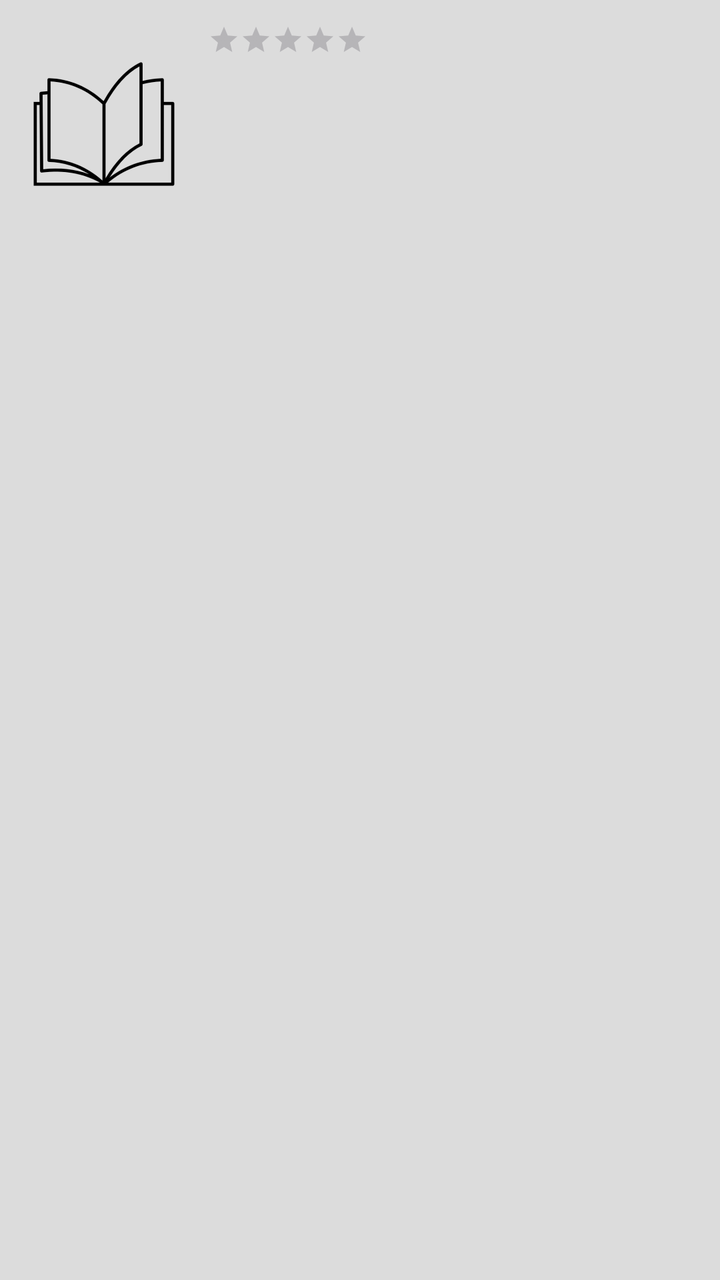
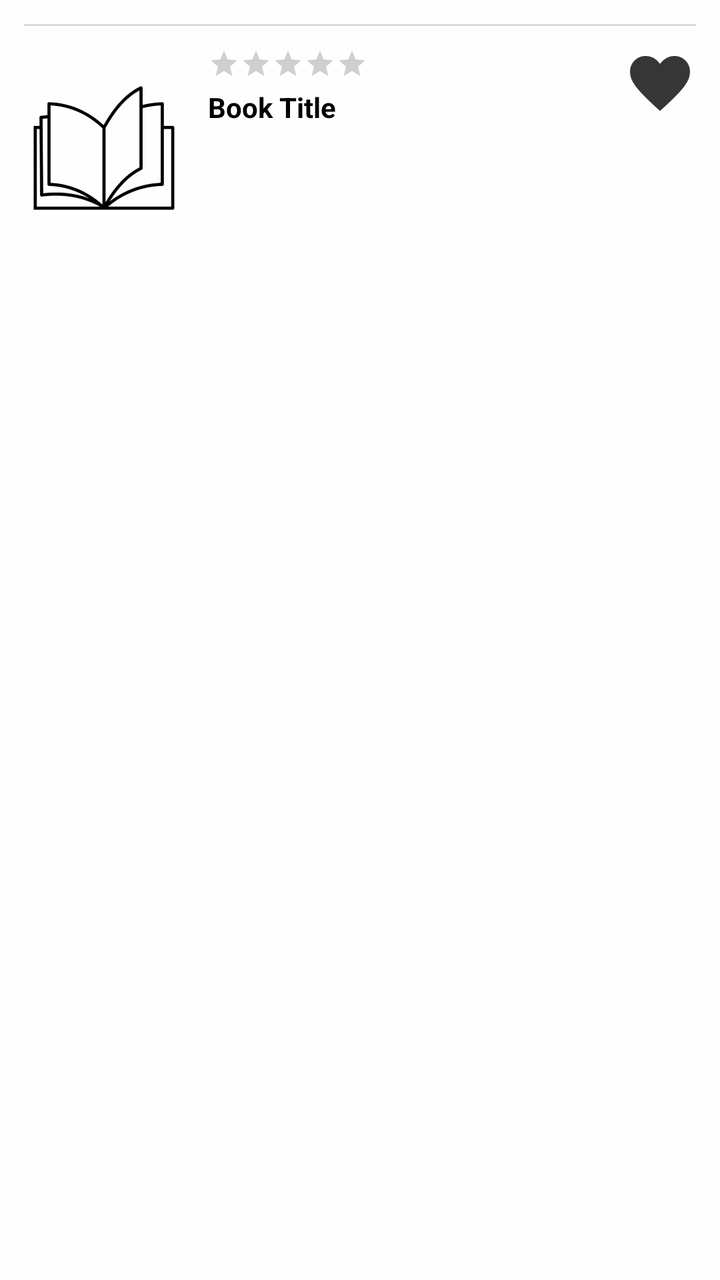

The first picture is an Android layout as it rendered before a commit; the second is the same layout after the commit. The layout source and the unified diff follow.
<!-- AndroidManifest.xml: application theme Theme.FrontendBook -->
<!-- res/layout/item_review.xml -->
<?xml version="1.0" encoding="utf-8"?>
<LinearLayout
    xmlns:android="http://schemas.android.com/apk/res/android"
    android:id="@+id/reviewRoot"
    android:layout_width="match_parent"
    android:layout_height="wrap_content"
    android:orientation="horizontal"
    android:padding="12dp"
    android:background="@color/boxes_background">

    <ImageView
        android:id="@+id/reviewBookCover"
        android:layout_width="80dp"
        android:layout_height="100dp"
        android:layout_marginEnd="12dp"
        android:src="@drawable/placeholder" />

    <LinearLayout
        android:layout_width="0dp"
        android:layout_height="wrap_content"
        android:layout_weight="1"
        android:orientation="vertical">

        <RatingBar
            android:id="@+id/reviewRatingBar"
            style="?android:attr/ratingBarStyleSmall"
            android:layout_width="wrap_content"
            android:layout_height="wrap_content"
            android:numStars="5"
            android:stepSize="1"
            android:isIndicator="true"
            android:layout_marginBottom="4dp" />

        <TextView
            android:id="@+id/reviewContent"
            android:layout_width="match_parent"
            android:layout_height="wrap_content"
            android:textColor="@color/textPrimary"
            android:textSize="14sp"
            android:layout_marginBottom="4dp" />

        <TextView
            android:id="@+id/reviewAuthor"
            android:layout_width="match_parent"
            android:layout_height="wrap_content"
            android:textColor="@color/textSecondary"
            android:textSize="12sp"
            android:layout_marginBottom="2dp" />

        <TextView
            android:id="@+id/reviewTimestamp"
            android:layout_width="match_parent"
            android:layout_height="wrap_content"
            android:textColor="@color/textSecondary"
            android:textSize="12sp" />
    </LinearLayout>
</LinearLayout>
<!-- resources referenced by this layout -->
<resources>
  <color name="boxes_background">#DCDCDC</color>
  <color name="textPrimary">#000000</color>
  <color name="textSecondary">#363636</color>
  <!-- drawable placeholder: png bitmap (drawable, 27659 bytes) -->
  <style name="Theme.FrontendBook" parent="Base.Theme.FrontendBook" />
  <style name="Base.Theme.FrontendBook" parent="Theme.Material3.DayNight.NoActionBar">
  
          <item name="colorPrimary">@color/backgroundPrimary</item>
          <item name="colorPrimaryVariant">@color/backgroundSecondary</item>
          <item name="colorOnPrimary">@color/black</item>
          <item name="colorSecondary">@color/black</item>
          <item name="colorOutline">@color/line</item>
          <item name="colorControlHighlight">@android:color/transparent</item>
  
      </style>
  <color name="backgroundPrimary">#FEFEFE</color>
  <color name="backgroundSecondary">#D9D9D9</color>
  <color name="black">#000000</color>
  <color name="line">#D9D9D9</color>
</resources>

<!-- the commit's change to res/layout/item_review.xml (unified diff, before → after) -->
@@ -1,44 +1,78 @@
 <?xml version="1.0" encoding="utf-8"?>
-<LinearLayout
-    xmlns:android="http://schemas.android.com/apk/res/android"
+<RelativeLayout xmlns:android="http://schemas.android.com/apk/res/android"
     android:id="@+id/reviewRoot"
     android:layout_width="match_parent"
     android:layout_height="wrap_content"
-    android:orientation="horizontal"
-    android:padding="12dp"
-    android:background="@color/boxes_background">
+    android:background="@color/backgroundPrimary"
+    android:padding="12dp">
 
+    
     <ImageView
         android:id="@+id/reviewBookCover"
         android:layout_width="80dp"
         android:layout_height="100dp"
+        android:layout_alignParentStart="true"
         android:layout_marginEnd="12dp"
+        android:layout_marginTop="12dp"
         android:src="@drawable/placeholder" />
 
+    
+    <ImageButton
+        android:id="@+id/likeButton"
+        android:layout_width="36dp"
+        android:layout_height="36dp"
+        android:layout_alignParentEnd="true"
+        android:layout_alignTop="@id/reviewRatingBar"
+        android:background="@android:color/transparent"
+        android:src="@drawable/like"
+        android:contentDescription="Like" />
+
+    
+    <RatingBar
+        android:id="@+id/reviewRatingBar"
+        style="?android:attr/ratingBarStyleSmall"
+        android:layout_width="wrap_content"
+        android:layout_height="wrap_content"
+        android:layout_toEndOf="@id/reviewBookCover"
+        android:layout_marginTop="12dp"
+        android:numStars="5"
+        android:stepSize="1"
+        android:isIndicator="true" />
+
+    
     <LinearLayout
-        android:layout_width="0dp"
+        android:id="@+id/reviewContentContainer"
+        android:layout_width="match_parent"
         android:layout_height="wrap_content"
-        android:layout_weight="1"
-        android:orientation="vertical">
+        android:layout_below="@id/reviewRatingBar"
+        android:layout_alignStart="@id/reviewRatingBar"
+        android:layout_alignEnd="@id/likeButton"
+        android:orientation="vertical"
+        android:layout_marginTop="4dp">
 
-        <RatingBar
-            android:id="@+id/reviewRatingBar"
-            style="?android:attr/ratingBarStyleSmall"
-            android:layout_width="wrap_content"
+        
+        <TextView
+            android:id="@+id/reviewBookTitle"
+            android:layout_width="match_parent"
             android:layout_height="wrap_content"
-            android:numStars="5"
-            android:stepSize="1"
-            android:isIndicator="true"
+            android:text="Book Title"
+            android:textColor="@color/textPrimary"
+            android:textStyle="bold"
+            android:textSize="14sp"
             android:layout_marginBottom="4dp" />
 
+        
         <TextView
             android:id="@+id/reviewContent"
             android:layout_width="match_parent"
             android:layout_height="wrap_content"
+            android:maxLines="2"
+            android:ellipsize="end"
             android:textColor="@color/textPrimary"
             android:textSize="14sp"
             android:layout_marginBottom="4dp" />
 
+        
         <TextView
             android:id="@+id/reviewAuthor"
             android:layout_width="match_parent"
@@ -47,11 +81,18 @@
             android:textSize="12sp"
             android:layout_marginBottom="2dp" />
 
+        
         <TextView
             android:id="@+id/reviewTimestamp"
             android:layout_width="match_parent"
             android:layout_height="wrap_content"
             android:textColor="@color/textSecondary"
             android:textSize="12sp" />
+
     </LinearLayout>
-</LinearLayout>
+    <View
+        android:layout_width="match_parent"
+        android:layout_height="1dp"
+        android:background="@color/line" />
+
+</RelativeLayout>
<!-- resource entries referenced after the edit -->
@@ -1,8 +1,17 @@
 <!-- resources referenced by this layout -->
 <resources>
-  <color name="boxes_background">#DCDCDC</color>
   <color name="textPrimary">#000000</color>
   <color name="textSecondary">#363636</color>
+  <!-- drawable like (drawable) -->
+  <vector xmlns:android="http://schemas.android.com/apk/res/android"
+      android:width="36dp"
+      android:height="36dp"
+      android:viewportWidth="960"
+      android:viewportHeight="960">
+    <path
+        android:pathData="m480,839 l-41,-37q-106,-97 -175,-167.5t-110,-126Q113,453 96.5,408T80,317q0,-90 60.5,-150.5T290,106q57,0 105.5,27t84.5,78q42,-54 89,-79.5T670,106q89,0 149.5,60.5T880,317q0,46 -16.5,91T806,508.5q-41,55.5 -110,126T521,802l-41,37Z"
+        android:fillColor="#363636"/>
+  </vector>
   <!-- drawable placeholder: png bitmap (drawable, 27659 bytes) -->
   <style name="Theme.FrontendBook" parent="Base.Theme.FrontendBook" />
   <style name="Base.Theme.FrontendBook" parent="Theme.Material3.DayNight.NoActionBar">
